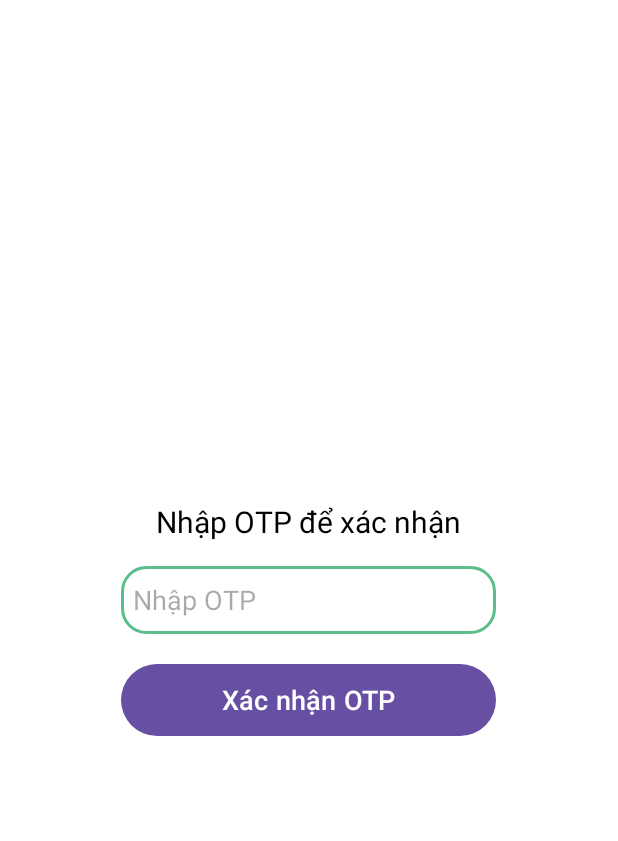
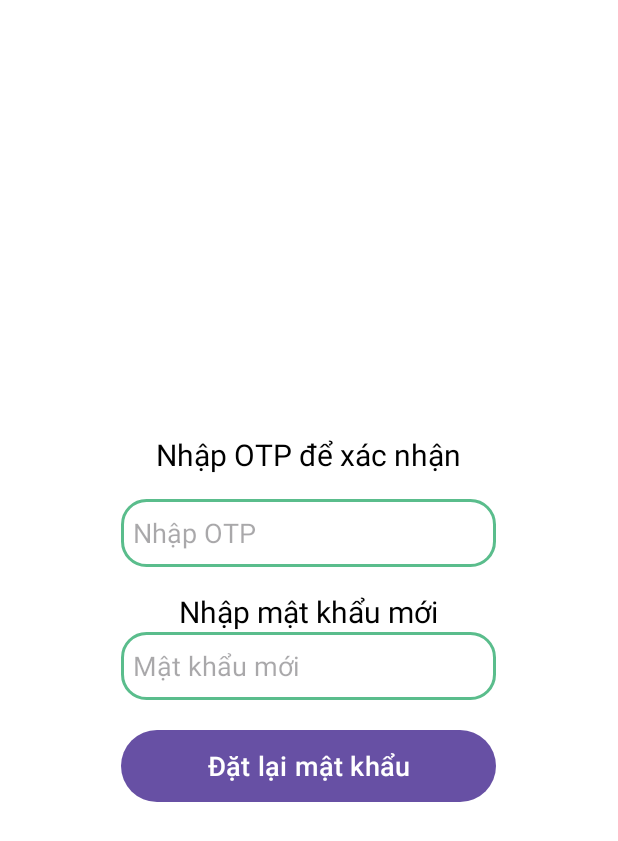
Before and after one commit to phamdanhhuong/Library_Mobile, an Android app: the layout activity_reset_password.xml on its own in the app's theme, with its tools: preview values and no code run, on a phone screen of 412 x 824 dp. Shown: the top 841 px of the screen. Run offline under Robolectric (Android 15) with nearby library versions, the light colour scheme and no system bars; network calls fail.

Commit message:
Done reset password

```diff
--- a/app/src/main/AndroidManifest.xml
+++ b/app/src/main/AndroidManifest.xml
@@ -27,7 +27,7 @@
         <activity android:name=".RegisterActivity"/>
         <activity android:name=".OtpRegisterActivity"/>
         <activity android:name=".SendPasswordResetOtpActivity"/>
-        <activity android:name=".ResetPassActivity"/>
+        <activity android:name=".ResetPasswordActivity"/>
     </application>
     <uses-permission android:name="android.permission.INTERNET" />
     <uses-permission android:name="android.permission.ACCESS_NETWORK_STATE"/>
--- a/app/src/main/java/com/phamhuong/library/model/ResetPassRequest.java
+++ b/app/src/main/java/com/phamhuong/library/model/ResetPassRequest.java
@@ -11,7 +11,7 @@ public class ResetPassRequest implements Serializable {
     @SerializedName("otp")
     private String otp;
 
-    @SerializedName("new_password")
+    @SerializedName("newPassword")
     private String newPassword;
 
     public ResetPassRequest(String email, String otp, String newPassword) {
--- a/app/src/main/res/layout/activity_reset_password.xml
+++ b/app/src/main/res/layout/activity_reset_password.xml
@@ -33,22 +33,6 @@
             android:background="@drawable/rounded_edittext"
             android:inputType="number" />
 
-        <Button
-            android:id="@+id/btnVerifyOtp"
-            android:layout_width="250dp"
-            android:layout_height="wrap_content"
-            android:layout_marginTop="20dp"
-            android:background="@drawable/rounded_button"
-            android:text="Xác nhận OTP"
-            android:textColor="@color/white"
-            android:textSize="18sp" />
-
-        <LinearLayout
-            android:id="@+id/passwordLayout"
-            android:layout_width="match_parent"
-            android:layout_height="wrap_content"
-            android:orientation="vertical"
-            android:visibility="gone">
 
             <TextView
                 android:layout_width="wrap_content"
@@ -76,5 +60,4 @@
                 android:textColor="@color/white"
                 android:textSize="18sp" />
         </LinearLayout>
-    </LinearLayout>
 </androidx.constraintlayout.widget.ConstraintLayout>
```
Also changed, not shown: app/src/main/java/com/phamhuong/library/ResetPasswordActivity.java (+7 -16 lines), app/src/main/java/com/phamhuong/library/SendPasswordResetOtpActivity.java (+15 -35 lines), app/src/main/java/com/phamhuong/library/model/OtpResetPassRequest.java (added, +21 -0 lines), app/src/main/java/com/phamhuong/library/service/APIService.java (+5 -3 lines).
